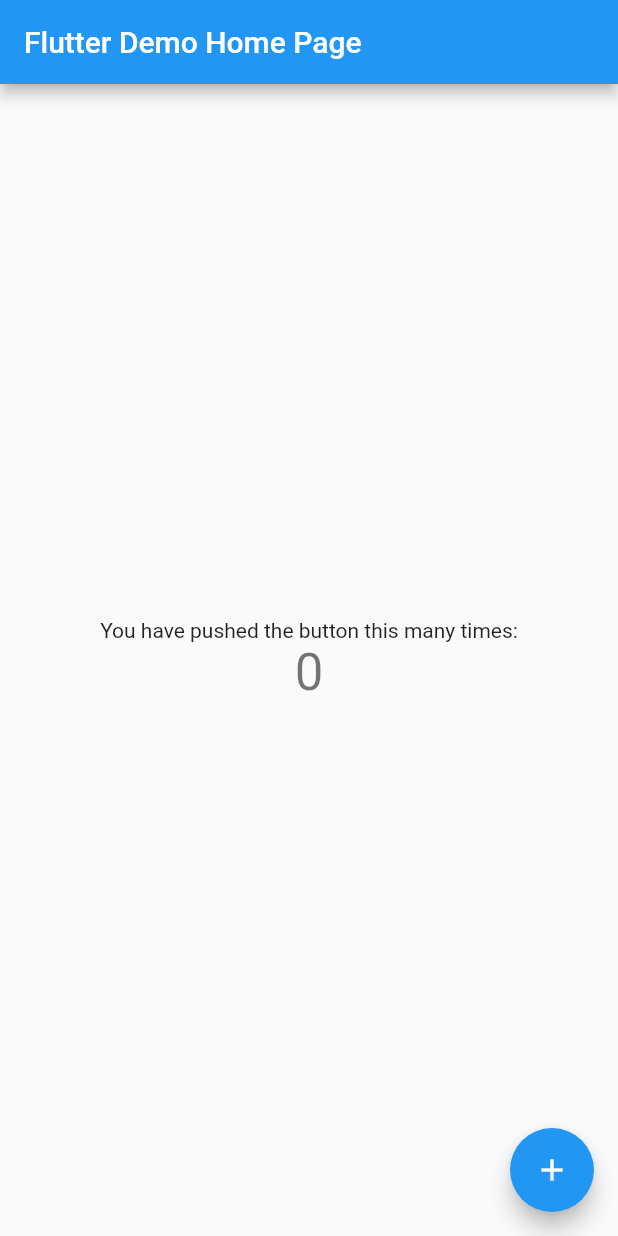
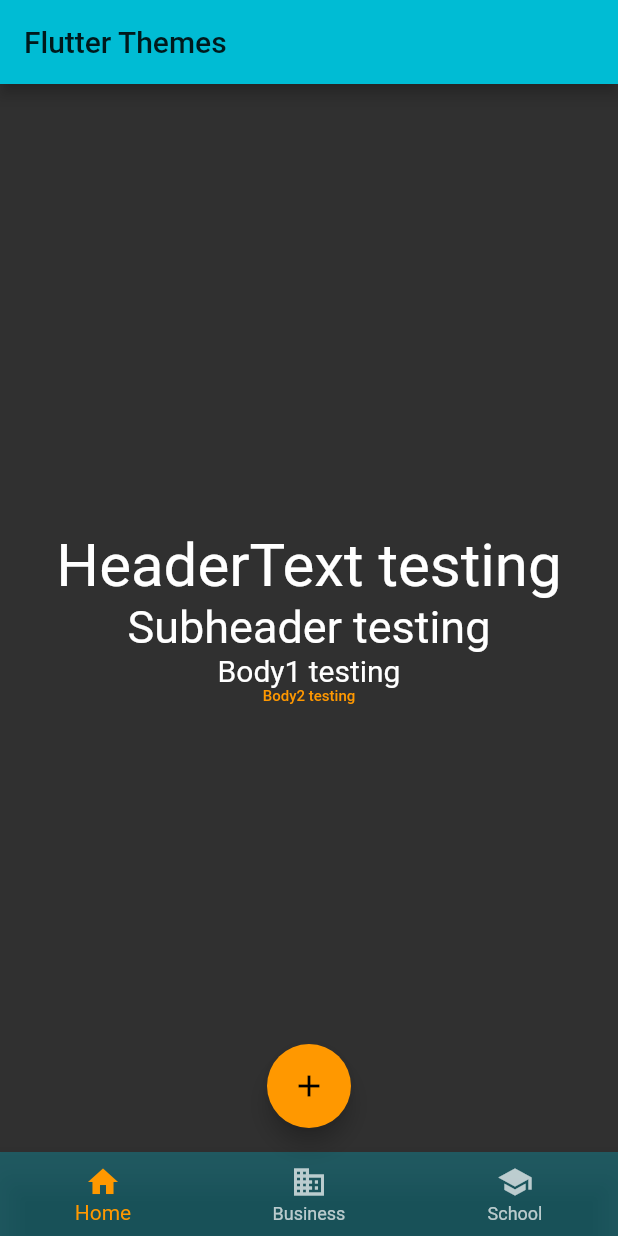
Before and after one commit to PaulVinSoft249/fluttertutorials, a Flutter app: the screen it shows after launch, on a phone screen of 412 x 824 dp. Run offline on Flutter 3.47's test engine with Material 2 defaults, Android fonts, the phone set to English and light mode, and no system bars.

Commit message:
Flutter tutorial Material looks

```diff
--- a/lib/main.dart
+++ b/lib/main.dart
@@ -1,6 +1,9 @@
 import 'package:flutter/material.dart';
+import 'package:fluttertutorials/material_theme.dart';
 
-void main() => runApp(MyApp());
+import 'route_navigation.dart';
+
+void main() => runApp(MyApp2());
 
 class MyApp extends StatelessWidget {
   // This widget is the root of your application.
@@ -9,103 +12,44 @@ class MyApp extends StatelessWidget {
     return MaterialApp(
       title: 'Flutter Demo',
       theme: ThemeData(
-        // This is the theme of your application.
-        //
-        // Try running your application with "flutter run". You'll see the
-        // application has a blue toolbar. Then, without quitting the app, try
-        // changing the primarySwatch below to Colors.green and then invoke
-        // "hot reload" (press "r" in the console where you ran "flutter run",
-        // or simply save your changes to "hot reload" in a Flutter IDE).
-        // Notice that the counter didn't reset back to zero; the application
-        // is not restarted.
         primarySwatch: Colors.blue,
       ),
-      home: MyHomePage(title: 'Flutter Demo Home Page'),
+      home: Day1(title: 'Widget of the week'),
     );
   }
 }
 
-class MyHomePage extends StatefulWidget {
-  MyHomePage({Key key, this.title}) : super(key: key);
-
-  // This widget is the home page of your application. It is stateful, meaning
-  // that it has a State object (defined below) that contains fields that affect
-  // how it looks.
-
-  // This class is the configuration for the state. It holds the values (in this
-  // case the title) provided by the parent (in this case the App widget) and
-  // used by the build method of the State. Fields in a Widget subclass are
-  // always marked "final".
-
+class Day1 extends StatefulWidget {
   final String title;
+  Day1({Key key, this.title}) : super(key: key);
 
   @override
-  _MyHomePageState createState() => _MyHomePageState();
+  _Day1State createState() => _Day1State();
 }
 
-class _MyHomePageState extends State<MyHomePage> {
-  int _counter = 0;
-
-  void _incrementCounter() {
-    setState(() {
-      // This call to setState tells the Flutter framework that something has
-      // changed in this State, which causes it to rerun the build method below
-      // so that the display can reflect the updated values. If we changed
-      // _counter without calling setState(), then the build method would not be
-      // called again, and so nothing would appear to happen.
-      _counter++;
-    });
-  }
-
+class _Day1State extends State<Day1> {
+  bool enableSafeArea = false;
   @override
   Widget build(BuildContext context) {
-    // This method is rerun every time setState is called, for instance as done
-    // by the _incrementCounter method above.
-    //
-    // The Flutter framework has been optimized to make rerunning build methods
-    // fast, so that you can just rebuild anything that needs updating rather
-    // than having to individually change instances of widgets.
-    return Scaffold(
-      appBar: AppBar(
-        // Here we take the value from the MyHomePage object that was created by
-        // the App.build method, and use it to set our appbar title.
-        title: Text(widget.title),
-      ),
-      body: Center(
-        // Center is a layout widget. It takes a single child and positions it
-        // in the middle of the parent.
-        child: Column(
-          // Column is also a layout widget. It takes a list of children and
-          // arranges them vertically. By default, it sizes itself to fit its
-          // children horizontally, and tries to be as tall as its parent.
-          //
-          // Invoke "debug painting" (press "p" in the console, choose the
-          // "Toggle Debug Paint" action from the Flutter Inspector in Android
-          // Studio, or the "Toggle Debug Paint" command in Visual Studio Code)
-          // to see the wireframe for each widget.
-          //
-          // Column has various properties to control how it sizes itself and
-          // how it positions its children. Here we use mainAxisAlignment to
-          // center the children vertically; the main axis here is the vertical
-          // axis because Columns are vertical (the cross axis would be
-          // horizontal).
-          mainAxisAlignment: MainAxisAlignment.center,
-          children: <Widget>[
-            Text(
-              'You have pushed the button this many times:',
-            ),
-            Text(
-              '$_counter',
-              style: Theme.of(context).textTheme.display1,
+    return  SafeArea(
+      top: enableSafeArea,
+      child: Scaffold(
+        body:Stack(
+          children: [
+            Text('If you press the button safe area wil be enabled, Press the button and everything will be safe in the window'),
+            Center(
+              child: RaisedButton(
+                child: Text('click me to enable safearea'),
+                onPressed: (){
+                  setState(() {
+                    enableSafeArea=!enableSafeArea;
+                  });
+                },
+              ),
             ),
           ],
         ),
       ),
-      floatingActionButton: FloatingActionButton(
-        onPressed: _incrementCounter,
-        tooltip: 'Increment',
-        child: Icon(Icons.add),
-      ), // This trailing comma makes auto-formatting nicer for build methods.
     );
   }
 }
--- /dev/null
+++ b/lib/material_theme.dart
@@ -0,0 +1,74 @@
+import 'package:flutter/material.dart';
+
+
+class MyApp2 extends StatelessWidget {
+  // This widget is the root of your application.
+  //Better approach to themes in flutter use the material.io color tool for good color combination for your app.
+
+  @override
+  Widget build(BuildContext context) {
+    return MaterialApp(
+      title: 'Flutter Demo Themes',
+      theme: ThemeData(
+        brightness: Brightness.dark,
+        primaryColor: Colors.cyan,
+        accentColor: Colors.orange,
+        textTheme: TextTheme(
+          headline: TextStyle(color: Colors.white, fontSize: 40),
+          subhead: TextStyle(fontSize: 30),
+          body1: TextStyle(fontSize: 20),
+          body2: TextStyle(fontSize: 10),
+          button: TextStyle(),
+        ),
+      ),
+      home: MainScreen(),
+    );
+  }
+}
+class MainScreen extends StatelessWidget {
+  @override
+  Widget build(BuildContext context) {
+    return Scaffold(
+      appBar: AppBar(title: Text('Flutter Themes'),),
+      body: Container(
+        child: Center(
+          child: Column(
+            mainAxisAlignment: MainAxisAlignment.center,
+            children: <Widget>[
+              Text('HeaderText testing',style: Theme.of(context).textTheme.headline),
+              Text('Subheader testing',style: Theme.of(context).textTheme.subhead),
+              Text('Body1 testing',style: Theme.of(context).textTheme.body1),
+              Text('Body2 testing',style: Theme.of(context).textTheme.body2.copyWith(color: Theme.of(context).accentColor)),
+
+            ],
+          ),
+        ),
+      ),
+      floatingActionButton: FloatingActionButton(
+        child: Icon(Icons.add),
+        onPressed: (){},
+      ),
+      floatingActionButtonLocation: FloatingActionButtonLocation.centerFloat,
+      bottomNavigationBar: BottomNavigationBar(
+        backgroundColor: Theme.of(context).primaryColor.withOpacity(0.3),
+        items: const <BottomNavigationBarItem>[
+          BottomNavigationBarItem(
+            icon: Icon(Icons.home),
+            title: Text('Home'),
+          ),
+          BottomNavigationBarItem(
+            icon: Icon(Icons.business),
+            title: Text('Business'),
+          ),
+          BottomNavigationBarItem(
+            icon: Icon(Icons.school),
+            title: Text('School'),
+          ),
+        ],
+//        currentIndex: _selectedIndex,
+//        selectedItemColor: Colors.amber[800],
+//        onTap: _onItemTapped,
+      ),
+    );
+  }
+}
```
Also changed, not shown: lib/route_navigation.dart (added, +107 -0 lines).
